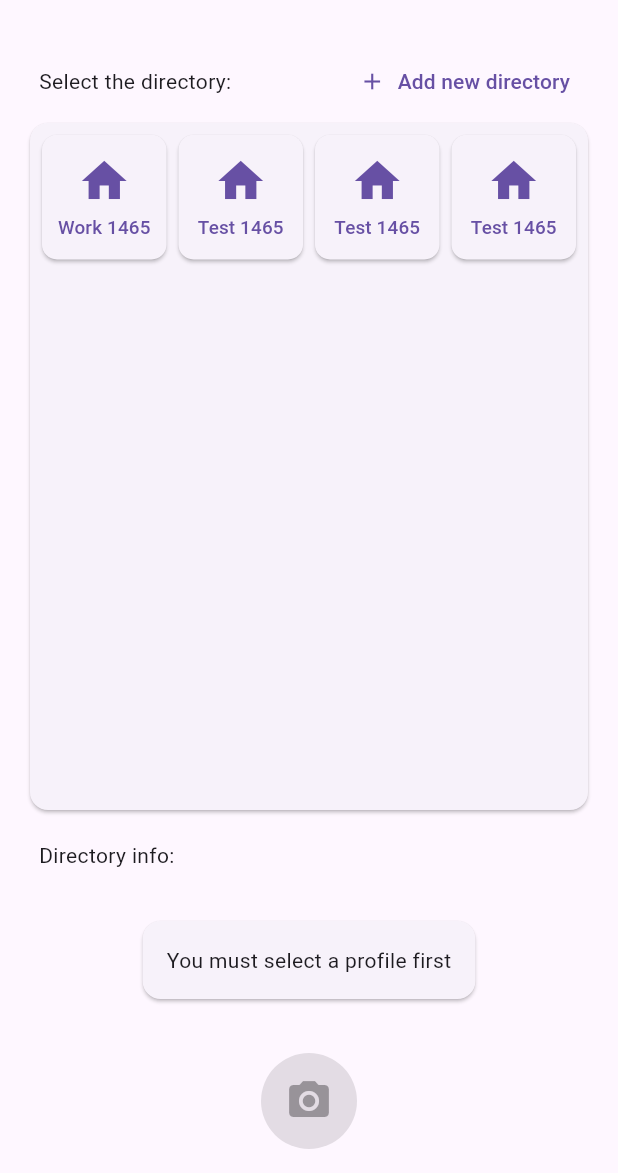
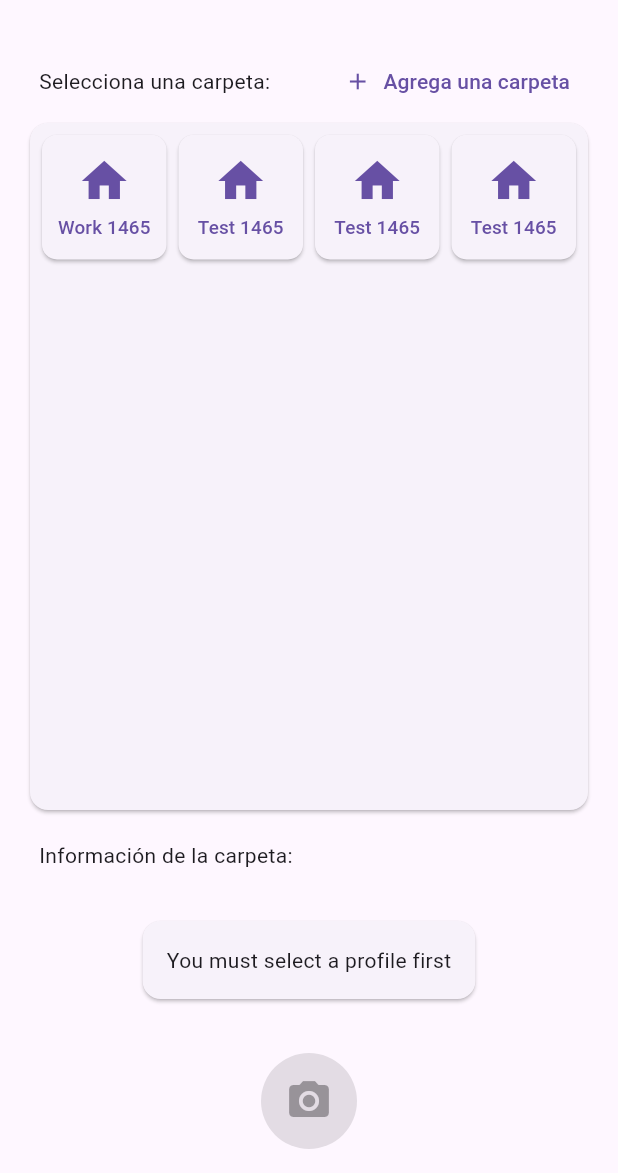
Before and after one commit to AndreXi/organized_camera, a Flutter app: the screen it shows after launch, on a phone screen of 412 x 824 dp, the part 63-1236 px from its top. Run offline on Flutter 3.47's test engine with Material 2 defaults, Android fonts, the light colour scheme and no system bars; our stand-ins replace camera, file_picker, hive, hive_flutter, package_info_plus, permission_handler; accounts and stored records are empty; generated files the repository leaves out were written again.

Commit message:
feat: home localizations

```diff
--- a/lib/src/app.dart
+++ b/lib/src/app.dart
@@ -43,9 +43,8 @@ class MyApp extends StatelessWidget {
             GlobalWidgetsLocalizations.delegate,
             GlobalCupertinoLocalizations.delegate,
           ],
-          supportedLocales: const [
-            Locale('en', ''), // English, no country code
-          ],
+          supportedLocales: AppLocalizations.supportedLocales,
+          locale: Locale('es'), // TODO: Remove this
 
           // Use AppLocalizations to configure the correct application title
           // depending on the user's locale.
--- a/lib/src/localization/app_en.arb
+++ b/lib/src/localization/app_en.arb
@@ -1,6 +1,9 @@
 {
-  "appTitle": "organized_camera",
+  "appTitle": "Organized Camera",
   "@appTitle": {
     "description": "The title of the application"
-  }
+  },
+  "homeSelectDirectory": "Select the directory:",
+  "homeAddNewDirectory": "Add new directory",
+  "homeDirectoryInfo": "Directory info:"
 }
--- /dev/null
+++ b/lib/src/localization/app_es.arb
@@ -0,0 +1,9 @@
+{
+  "appTitle": "Organized Camera",
+  "@appTitle": {
+    "description": "El título de la aplicación"
+  },
+  "homeSelectDirectory": "Selecciona una carpeta:",
+  "homeAddNewDirectory": "Agrega una carpeta",
+  "homeDirectoryInfo": "Información de la carpeta:"
+}
--- a/lib/src/pages/home.dart
+++ b/lib/src/pages/home.dart
@@ -5,6 +5,7 @@ import 'package:organized_camera/src/widgets/app_info/app_info.dart';
 import 'package:organized_camera/src/widgets/directory_info/directory_info.dart';
 import 'package:organized_camera/src/widgets/open_camera_button/open_camera_button.dart';
 import 'package:organized_camera/src/widgets/saved_directory_list/saved_directory_list.dart';
+import 'package:flutter_gen/gen_l10n/app_localizations.dart';
 
 class HomeView extends StatelessWidget {
   const HomeView({super.key});
@@ -13,6 +14,8 @@ class HomeView extends StatelessWidget {
 
   @override
   Widget build(BuildContext context) {
+    final t = AppLocalizations.of(context);
+
     void openAddDirectoryForm() {
       showModalBottomSheet<void>(
         context: context,
@@ -35,34 +38,36 @@ class HomeView extends StatelessWidget {
               Row(
                 mainAxisAlignment: MainAxisAlignment.spaceBetween,
                 children: [
-                  const Padding(
-                    padding: EdgeInsets.all(10.0),
+                  Padding(
+                    padding: const EdgeInsets.all(10.0),
                     child: Text(
-                      "Select the directory:",
+                      t?.homeSelectDirectory ?? "Select the directory:",
                     ),
                   ),
                   TextButton.icon(
                       onPressed: openAddDirectoryForm,
                       icon: const Icon(Icons.add),
-                      label: const Text('Add new directory')),
+                      label: Text(
+                        t?.homeAddNewDirectory ?? "Add new directory",
+                      )),
                 ],
               ),
               const Expanded(child: SavedDirectoryList()),
             ],
           ),
-          directoryInfo: const Column(
+          directoryInfo: Column(
             mainAxisSize: MainAxisSize.min,
             children: [
               Align(
                 alignment: Alignment.centerLeft,
                 child: Padding(
-                  padding: EdgeInsets.only(left: 10.0, bottom: 14.0),
+                  padding: const EdgeInsets.only(left: 10.0, bottom: 14.0),
                   child: Text(
-                    "Directory info:",
+                    t?.homeDirectoryInfo ?? "Directory info:",
                   ),
                 ),
               ),
-              DirectoryInfo(),
+              const DirectoryInfo(),
             ],
           ),
           cameraButton: const OpenCameraButton(),
```
Also changed, not shown: pubspec.yaml (+6 -2 lines), pubspec.lock.
